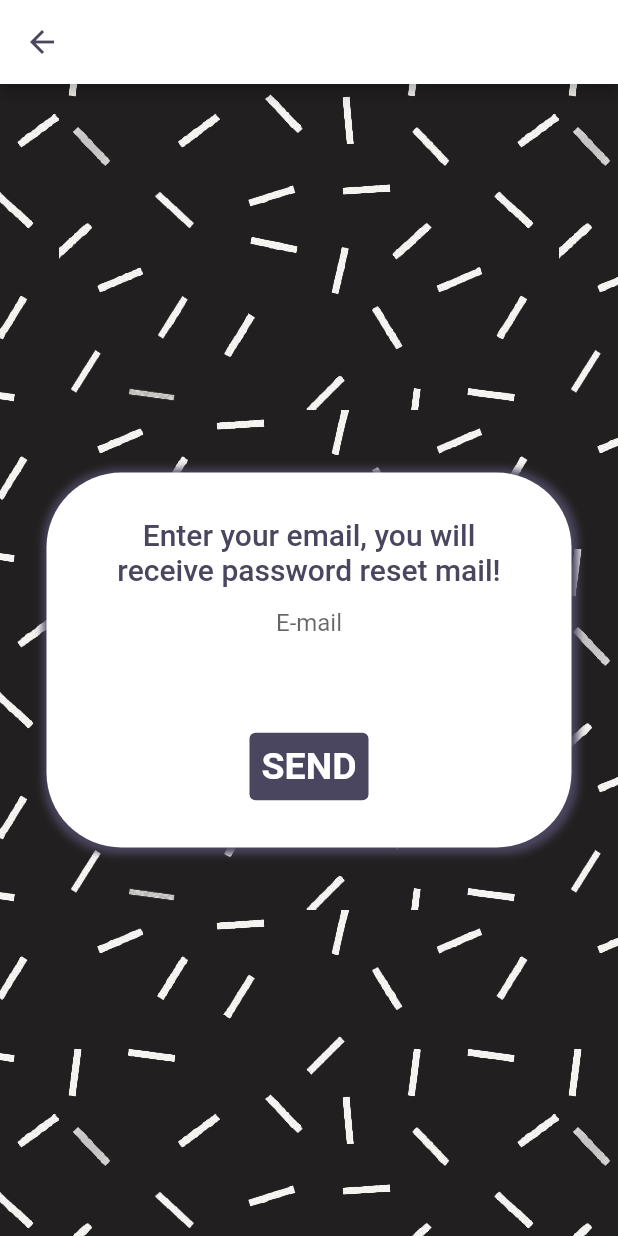
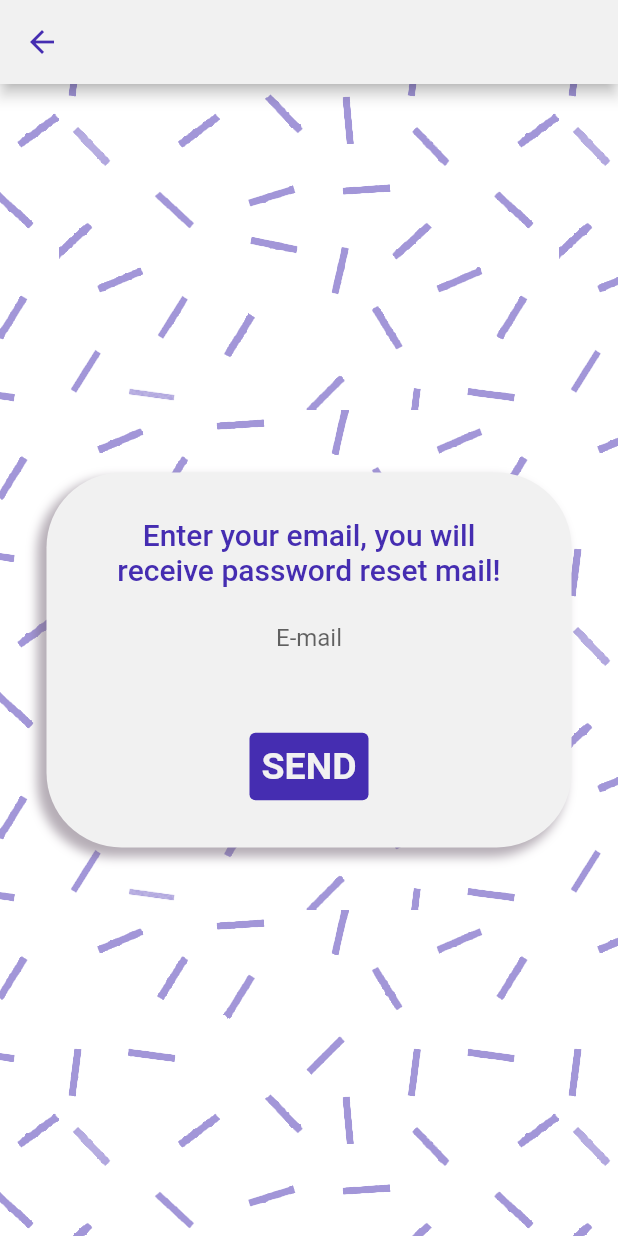
Before and after one commit to Lu555ak/CaffeApp-User, a Flutter app: the screen it shows after launch, after a tap on "Forgot your password?", on a phone screen of 412 x 824 dp. Run offline on Flutter 3.47's test engine with Material 2 defaults, Android fonts, the phone set to English and light mode, and no system bars; our stand-ins replace cloud_firestore, firebase_auth, firebase_core, firebase_database, google_nav_bar; missing offline and left inert: mobile_scanner; accounts and stored records are empty.

Commit message:
Version 1.0

```diff
--- a/lib/auth/forgot_password_page.dart
+++ b/lib/auth/forgot_password_page.dart
@@ -16,37 +16,37 @@ class ForgotPasswordPage extends StatelessWidget {
 
     return Scaffold(
       resizeToAvoidBottomInset: false,
-      appBar: AppBar(
-          backgroundColor: secondaryColor,
-          iconTheme: const IconThemeData(color: primaryColor)),
+      appBar: AppBar(backgroundColor: secondaryColor, iconTheme: const IconThemeData(color: primaryColor)),
       body: Stack(children: [
-        const Background(),
+        const Background(
+          color: subColor,
+          opacity: 0.5,
+        ),
         Center(
           child: Container(
             width: 350,
             height: 250,
-            decoration: const BoxDecoration(
+            decoration: BoxDecoration(
               color: secondaryColor,
-                borderRadius: BorderRadius.all(Radius.circular(50)),
+              borderRadius: const BorderRadius.all(Radius.circular(50)),
               boxShadow: [
                 BoxShadow(
-                      color: primaryColor,
-                      spreadRadius: 3,
-                      blurRadius: 4,
-                      offset: Offset(1, 1))
-                ]),
+                  color: subColor2.withOpacity(0.5),
+                  spreadRadius: 1,
+                  blurRadius: 5,
+                  offset: const Offset(-5, 5),
+                ),
+              ],
+            ),
             child: Padding(
               padding: const EdgeInsets.all(30.0),
               child: Column(children: [
-                Text(
-                    AppLocalizations.of(context)
-                        .translate("forgot_password_text"),
+                Text(AppLocalizations.of(context).translate("forgot_password_text"),
                     textAlign: TextAlign.center,
-                    style: const TextStyle(
-                        color: primaryColor,
-                        fontSize: 20,
-                        fontWeight: FontWeight.w500)),
-                Form(
+                    style: const TextStyle(color: primaryColor, fontSize: 20, fontWeight: FontWeight.w500)),
+                Padding(
+                  padding: const EdgeInsets.only(top: 10.0),
+                  child: Form(
                     key: loginFormKey,
                     child: TextFormField(
                         controller: emailController,
@@ -55,19 +55,17 @@ class ForgotPasswordPage extends StatelessWidget {
                         decoration: InputDecoration(
                           enabledBorder: InputBorder.none,
                           focusedBorder: InputBorder.none,
-                        hintText: AppLocalizations.of(context)
-                            .translate("email_text"),
+                          hintText: AppLocalizations.of(context).translate("email_text"),
                         ),
                         validator: (value) {
                           if (value == "" || value == null) {
-                          return AppLocalizations.of(context)
-                              .translate("please_enter_an_email_text");
+                            return AppLocalizations.of(context).translate("please_enter_an_email_text");
                           } else if (!isValidEmail(value)) {
-                          return AppLocalizations.of(context)
-                              .translate("please_enter_a_valid_email");
+                            return AppLocalizations.of(context).translate("please_enter_a_valid_email");
                           }
                           return null;
                         }),
+                  ),
                 ),
                 Expanded(
                   child: Align(
@@ -80,23 +78,16 @@ class ForgotPasswordPage extends StatelessWidget {
                           }
                         },
                         style: ButtonStyle(
-                          backgroundColor:
-                              MaterialStateProperty.all(primaryColor),
-                          overlayColor:
-                              MaterialStateProperty.resolveWith<Color?>(
-                                  (states) {
+                          backgroundColor: MaterialStateProperty.all(primaryColor),
+                          overlayColor: MaterialStateProperty.resolveWith<Color?>((states) {
                             if (states.contains(MaterialState.pressed)) {
                               return subColor2;
                             }
                             return null;
                           }),
                         ),
-                        child: Text(
-                            AppLocalizations.of(context).translate("send_text"),
-                            style: const TextStyle(
-                                color: secondaryColor,
-                                fontSize: 25,
-                                fontWeight: FontWeight.w600))),
+                        child: Text(AppLocalizations.of(context).translate("send_text"),
+                            style: const TextStyle(color: secondaryColor, fontSize: 25, fontWeight: FontWeight.w600))),
                   ),
                 )
               ]),
--- a/lib/auth/login_page.dart
+++ b/lib/auth/login_page.dart
@@ -18,7 +18,6 @@ class LoginPage extends StatefulWidget {
 }
 
 class _LoginPageState extends State<LoginPage> {
-  bool? _rememberMe = false;
   final TextEditingController _emailController = TextEditingController();
   final TextEditingController _passwordController = TextEditingController();
   final _loginFormKey = GlobalKey<FormState>();
@@ -28,21 +27,27 @@ class _LoginPageState extends State<LoginPage> {
     return Scaffold(
       resizeToAvoidBottomInset: false,
       body: Stack(children: [
-        const Background(),
-        LayoutBuilder(builder: (BuildContext context, BoxConstraints constraints) {
-          double localWidth = 300;
-          double localHeight = 550;
-          if (constraints.maxWidth <= 320) localWidth = 220;
-          if (constraints.maxHeight <= 600) localHeight = 420;
-          return Center(
+        const Background(
+          color: subColor,
+          opacity: 0.5,
+        ),
+        Center(
           child: Container(
-              width: localWidth,
-              height: localHeight,
+            width: 300,
+            height: 400,
             padding: const EdgeInsets.all(10),
-              decoration: const BoxDecoration(
-                  color: Colors.white,
-                  borderRadius: BorderRadius.all(Radius.circular(50)),
-                  boxShadow: [BoxShadow(color: primaryColor, spreadRadius: 3, blurRadius: 4, offset: Offset(1, 1))]),
+            decoration: BoxDecoration(
+              color: secondaryColor,
+              borderRadius: const BorderRadius.all(Radius.circular(50)),
+              boxShadow: [
+                BoxShadow(
+                  color: subColor2.withOpacity(0.5),
+                  spreadRadius: 1,
+                  blurRadius: 5,
+                  offset: const Offset(-5, 5),
+                ),
+              ],
+            ),
             child: Form(
               key: _loginFormKey,
               child: Column(children: [
@@ -50,11 +55,7 @@ class _LoginPageState extends State<LoginPage> {
                   height: 35,
                 ),
                 Text(AppLocalizations.of(context).translate("login_text"),
-                      style: const TextStyle(color: primaryColor, fontSize: 40, fontWeight: FontWeight.bold)),
-                  const Divider(
-                    color: primaryColor,
-                    thickness: 8,
-                  ),
+                    style: const TextStyle(color: primaryColor, fontSize: 45, fontWeight: FontWeight.bold)),
                 TextFormField(
                     controller: _emailController,
                     textAlign: TextAlign.center,
@@ -110,24 +111,6 @@ class _LoginPageState extends State<LoginPage> {
                       style: const TextStyle(
                         color: subColor2,
                         fontSize: 12,
-                        )),
-                  ),
-                  ListTile(
-                    leading: Checkbox(
-                      value: _rememberMe,
-                      activeColor: primaryColor,
-                      onChanged: (value) {
-                        setState(() {
-                          _rememberMe = value;
-                        });
-                      },
-                    ),
-                    horizontalTitleGap: 0,
-                    title: Text(AppLocalizations.of(context).translate("remember_me_text"),
-                        textAlign: TextAlign.left,
-                        style: const TextStyle(
-                          color: primaryColor,
-                          fontSize: 14,
                       )),
                 ),
                 const Expanded(child: SizedBox()),
@@ -187,8 +170,7 @@ class _LoginPageState extends State<LoginPage> {
               ]),
             ),
           ),
-          );
-        })
+        )
       ]),
     );
   }
--- a/lib/custom/background.dart
+++ b/lib/custom/background.dart
@@ -1,10 +1,8 @@
+import 'package:caffe_app_user/utility/constants.dart';
 import 'package:flutter/material.dart';
 
 class Background extends StatelessWidget {
-  const Background(
-      {super.key,
-      this.opacity = 1,
-      this.color = const Color.fromRGBO(34, 31, 32, 1)});
+  const Background({super.key, this.opacity = 1, this.color = const Color.fromRGBO(34, 31, 32, 1)});
 
   final double opacity;
   final Color color;
@@ -16,11 +14,11 @@ class Background extends StatelessWidget {
       Container(
         decoration: BoxDecoration(
           image: DecorationImage(
-            image: const AssetImage("images/backgroundImage.png"),
-            scale: 1.5,
-            repeat: ImageRepeat.repeat,
-            opacity: opacity,
-          ),
+              image: const AssetImage("images/backgroundImage.png"),
+              scale: 1.5,
+              repeat: ImageRepeat.repeat,
+              opacity: opacity,
+              colorFilter: ColorFilter.mode(primaryColor, BlendMode.srcATop)),
         ),
       ),
     ]);
--- a/lib/custom/discount_component.dart
+++ b/lib/custom/discount_component.dart
@@ -13,14 +13,12 @@ class DiscountComponent extends StatelessWidget {
       return Container();
     }
     return Container(
-      decoration: const BoxDecoration(
-          color: subColor2, borderRadius: BorderRadius.all(Radius.circular(5))),
+      decoration: const BoxDecoration(color: primaryColor, borderRadius: BorderRadius.all(Radius.circular(5))),
       child: Padding(
         padding: const EdgeInsets.all(4.0),
         child: Text(
           (discount == 100) ? "Free" : "$discount% OFF",
-          style: const TextStyle(
-              color: secondaryColor, fontSize: 14, fontWeight: FontWeight.w900),
+          style: const TextStyle(color: secondaryColor, fontSize: 14, fontWeight: FontWeight.w900),
         ),
       ),
     );
--- a/lib/pages/home_page.dart
+++ b/lib/pages/home_page.dart
@@ -28,7 +28,7 @@ class _HomePageState extends State<HomePage> {
               child: Padding(
                 padding: const EdgeInsets.only(left: 15.0, bottom: 10, top: 10),
                 child: Text(AppLocalizations.of(context).translate("featured_text"),
-                    style: const TextStyle(color: primaryColor, fontSize: 24, fontWeight: FontWeight.w900)),
+                    style: const TextStyle(color: subColor2, fontSize: 24, fontWeight: FontWeight.w900)),
               )),
           SizedBox(
             height: 250,
--- a/lib/pages/manager_page.dart
+++ b/lib/pages/manager_page.dart
@@ -24,7 +24,6 @@ class _ManagerPageState extends State<ManagerPage> {
   @override
   initState() {
     super.initState();
-
     Cart().getRates();
     setState(() {});
   }
@@ -33,6 +32,7 @@ class _ManagerPageState extends State<ManagerPage> {
   int _selectedIndex = 0;
   navigateBottomBar(int index) {
     setState(() {
+      Cart().getCredits();
       _selectedIndex = index;
     });
   }
--- a/lib/utility/constants.dart
+++ b/lib/utility/constants.dart
@@ -2,9 +2,9 @@
 
 import 'package:flutter/material.dart';
 
-const primaryColor = Color.fromRGBO(75, 70, 95, 1);
-const secondaryColor = Color.fromRGBO(255, 255, 255, 1);
-const subColor = Color.fromRGBO(241, 241, 241, 1);
+const primaryColor = Color.fromRGBO(69, 45, 177, 1);
+const secondaryColor = Color.fromRGBO(241, 241, 241, 1);
+const subColor = Color.fromRGBO(255, 255, 255, 1);
 const subColor2 = Color.fromRGBO(109, 93, 110, 1);
 const neutralColor = Color.fromRGBO(169, 169, 169, 1);
 const dangerColor = Color.fromRGBO(220, 20, 60, 1);
```
Also changed, not shown: lib/auth/registration_page.dart (+24 -38 lines), lib/custom/app_bar.dart (+8 -17 lines), lib/custom/credits_display.dart (+15 -13 lines), lib/custom/credits_shop_component.dart (+11 -29 lines), lib/custom/featured_component.dart (+7 -15 lines), lib/custom/menu_item.dart (+9 -29 lines), lib/custom/motd_widget.dart (+5 -5 lines), lib/models/cart_model.dart (+18 -17 lines), lib/pages/cart_page.dart (+8 -5 lines), lib/pages/loyalty_page.dart (+10 -7 lines), lib/pages/menu_page.dart (+7 -5 lines), lib/pages/qr_scanner.dart (+5 -15 lines). Lines whose indentation alone changed are shown as unchanged.
